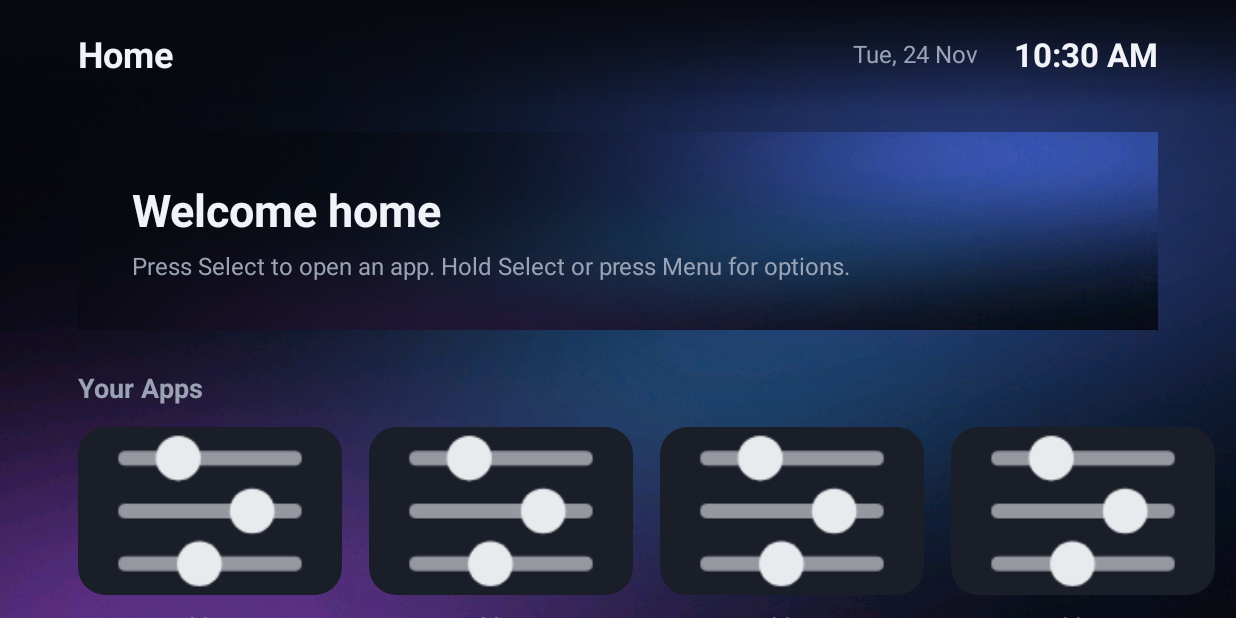
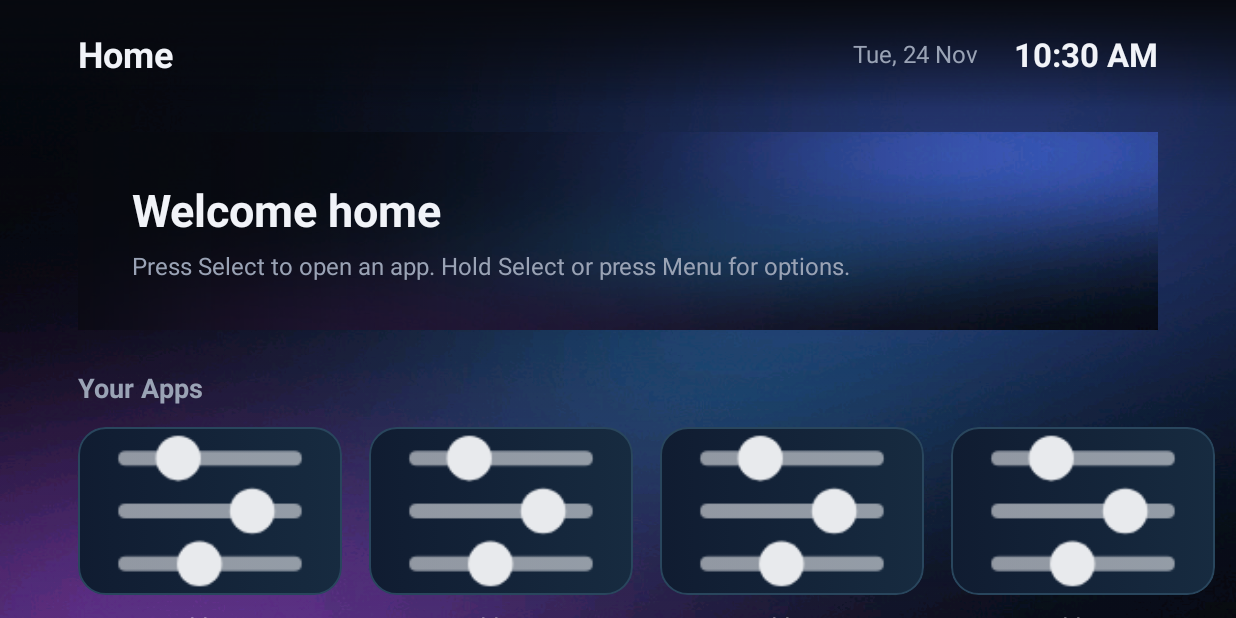
Before and after one commit to ItzmrRohxn/GoogleTV-Home, an Android app: the screen it shows after launch (MainActivity), on a phone screen of 824 x 412 dp (held sideways). Run offline under Robolectric (Android 15) with nearby library versions, the phone set to English and light mode, and no system bars.

Commit message:
Apply winter dark card styling

```diff
--- a/app/src/main/res/drawable/bg_tile.xml
+++ b/app/src/main/res/drawable/bg_tile.xml
@@ -2,23 +2,22 @@
 <selector xmlns:android="http://schemas.android.com/apk/res/android">
     <item android:state_focused="true">
         <shape android:shape="rectangle">
-            <solid android:color="@color/tile_focus" />
+            <gradient android:angle="0" android:startColor="#FF17334D" android:endColor="#FF244D68" />
             <corners android:radius="18dp" />
-            <stroke
-                android:width="3dp"
-                android:color="@color/focus_ring" />
+            <stroke android:width="3dp" android:color="@color/focus_ring" />
         </shape>
     </item>
     <item android:state_pressed="true">
         <shape android:shape="rectangle">
-            <solid android:color="@color/tile_focus" />
+            <gradient android:angle="0" android:startColor="#FF17334D" android:endColor="#FF244D68" />
             <corners android:radius="18dp" />
         </shape>
     </item>
     <item>
         <shape android:shape="rectangle">
-            <solid android:color="@color/tile" />
+            <gradient android:angle="0" android:startColor="#FF101C31" android:endColor="#FF172B40" />
             <corners android:radius="18dp" />
+            <stroke android:width="1dp" android:color="#FF29465D" />
         </shape>
     </item>
 </selector>
```
